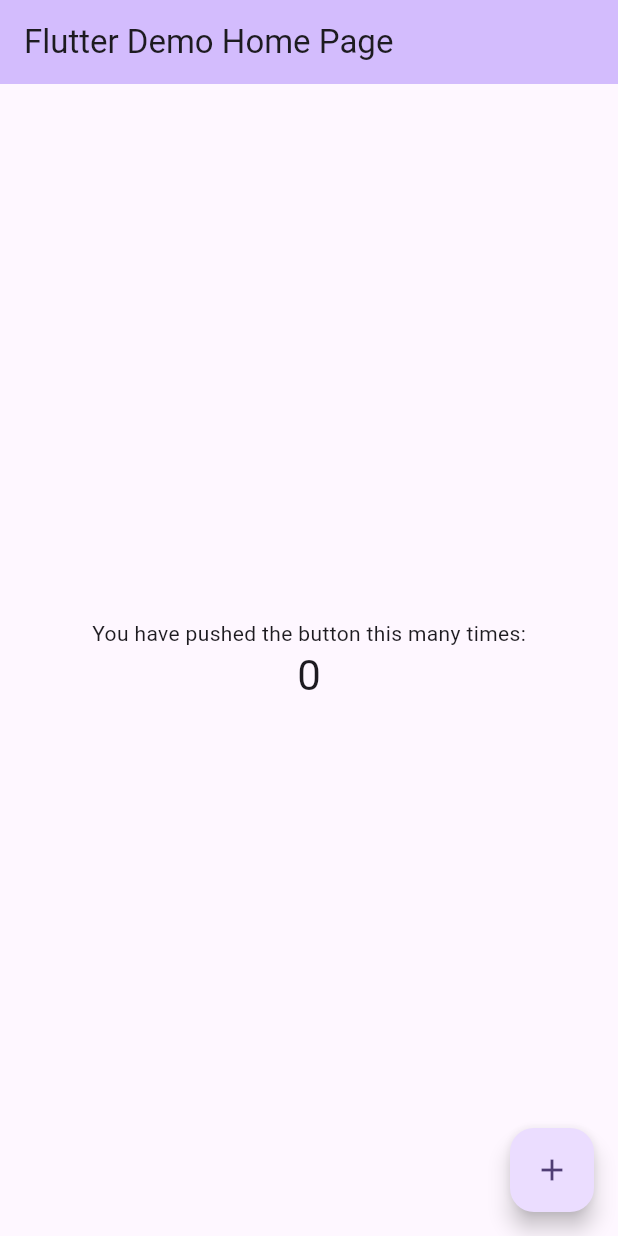
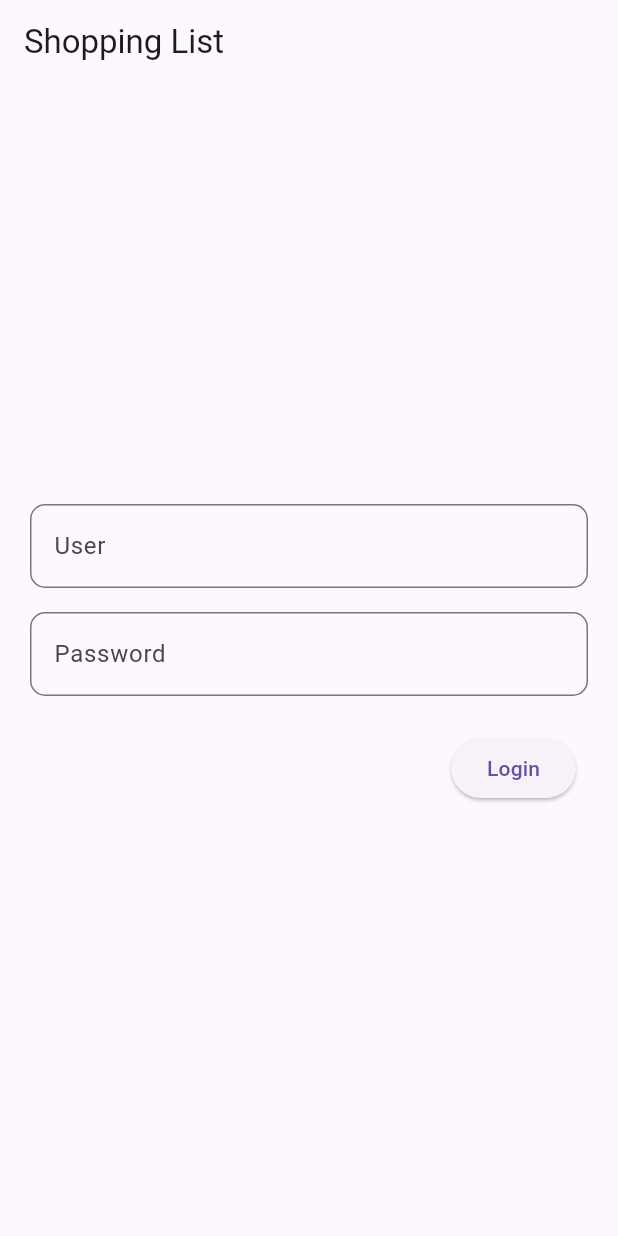
Before and after one commit to PMDM-KIKE-NAVARROJOVER/T3P3-SHOPPING-CART, a Flutter app: the screen it shows after launch, on a phone screen of 412 x 824 dp. Run offline on Flutter 3.47's test engine with Material 3 defaults, Android fonts, the phone set to English and light mode, and no system bars.

Commit message:
acabada part guiada

```diff
--- a/lib/main.dart
+++ b/lib/main.dart
@@ -1,121 +1,21 @@
 import 'package:flutter/material.dart';
+import 'package:t3_shopping_list/screens/login.dart';
 
 void main() {
-  runApp(const MyApp());
+  runApp(MyApp());
 }
 
 class MyApp extends StatelessWidget {
-  const MyApp({super.key});
+  static const _title = 'Shopping List';
 
-  // This widget is the root of your application.
   @override
   Widget build(BuildContext context) {
     return MaterialApp(
-      title: 'Flutter Demo',
-      theme: ThemeData(
-        // This is the theme of your application.
-        //
-        // TRY THIS: Try running your application with "flutter run". You'll see
-        // the application has a purple toolbar. Then, without quitting the app,
-        // try changing the seedColor in the colorScheme below to Colors.green
-        // and then invoke "hot reload" (save your changes or press the "hot
-        // reload" button in a Flutter-supported IDE, or press "r" if you used
-        // the command line to start the app).
-        //
-        // Notice that the counter didn't reset back to zero; the application
-        // state is not lost during the reload. To reset the state, use hot
-        // restart instead.
-        //
-        // This works for code too, not just values: Most code changes can be
-        // tested with just a hot reload.
-        colorScheme: .fromSeed(seedColor: Colors.deepPurple),
-      ),
-      home: const MyHomePage(title: 'Flutter Demo Home Page'),
-    );
-  }
-}
-
-class MyHomePage extends StatefulWidget {
-  const MyHomePage({super.key, required this.title});
-
-  // This widget is the home page of your application. It is stateful, meaning
-  // that it has a State object (defined below) that contains fields that affect
-  // how it looks.
-
-  // This class is the configuration for the state. It holds the values (in this
-  // case the title) provided by the parent (in this case the App widget) and
-  // used by the build method of the State. Fields in a Widget subclass are
-  // always marked "final".
-
-  final String title;
-
-  @override
-  State<MyHomePage> createState() => _MyHomePageState();
-}
-
-class _MyHomePageState extends State<MyHomePage> {
-  int _counter = 0;
-
-  void _incrementCounter() {
-    setState(() {
-      // This call to setState tells the Flutter framework that something has
-      // changed in this State, which causes it to rerun the build method below
-      // so that the display can reflect the updated values. If we changed
-      // _counter without calling setState(), then the build method would not be
-      // called again, and so nothing would appear to happen.
-      _counter++;
-    });
-  }
-
-  @override
-  Widget build(BuildContext context) {
-    // This method is rerun every time setState is called, for instance as done
-    // by the _incrementCounter method above.
-    //
-    // The Flutter framework has been optimized to make rerunning build methods
-    // fast, so that you can just rebuild anything that needs updating rather
-    // than having to individually change instances of widgets.
-    return Scaffold(
-      appBar: AppBar(
-        // TRY THIS: Try changing the color here to a specific color (to
-        // Colors.amber, perhaps?) and trigger a hot reload to see the AppBar
-        // change color while the other colors stay the same.
-        backgroundColor: Theme.of(context).colorScheme.inversePrimary,
-        // Here we take the value from the MyHomePage object that was created by
-        // the App.build method, and use it to set our appbar title.
-        title: Text(widget.title),
-      ),
-      body: Center(
-        // Center is a layout widget. It takes a single child and positions it
-        // in the middle of the parent.
-        child: Column(
-          // Column is also a layout widget. It takes a list of children and
-          // arranges them vertically. By default, it sizes itself to fit its
-          // children horizontally, and tries to be as tall as its parent.
-          //
-          // Column has various properties to control how it sizes itself and
-          // how it positions its children. Here we use mainAxisAlignment to
-          // center the children vertically; the main axis here is the vertical
-          // axis because Columns are vertical (the cross axis would be
-          // horizontal).
-          //
-          // TRY THIS: Invoke "debug painting" (choose the "Toggle Debug Paint"
-          // action in the IDE, or press "p" in the console), to see the
-          // wireframe for each widget.
-          mainAxisAlignment: .center,
-          children: [
-            const Text('You have pushed the button this many times:'),
-            Text(
-              '$_counter',
-              style: Theme.of(context).textTheme.headlineMedium,
-            ),
-          ],
-        ),
-      ),
-      floatingActionButton: FloatingActionButton(
-        onPressed: _incrementCounter,
-        tooltip: 'Increment',
-        child: const Icon(Icons.add),
+      debugShowCheckedModeBanner: false,
+      title: _title,
+      home: Scaffold(
+        appBar: AppBar(title: const Text(_title),),
+        body: const LoginScreen(),
       ),
     );
   }
--- /dev/null
+++ b/lib/providers/products_data.dart
@@ -0,0 +1,58 @@
+import 'dart:convert';
+import 'package:flutter/material.dart';
+import 'package:t3_shopping_list/models/product.dart';
+
+enum OrderBy {id, name, category, price}
+
+class ProductsData {
+  final List<Product> _products;
+
+  // private named constructor
+  ProductsData._(this._products);
+
+  // Factory constructor: returns instance of ProductData from a json String
+  factory ProductsData.fromJson(String jsonData, {OrderBy orderBy = OrderBy.name}) {
+    // Convert json String to a map (Json object)
+    Map<String, dynamic> mapJson = json.decode(jsonData);
+
+    // get "products" key: list of json objects
+    List<dynamic> list = mapJson["products"];
+
+    // create list of products from json list
+    List<Product> productsList = list.map((element) => Product.fromMap(element)).toList();
+
+    // sort products (default, by name)
+    _sortList(productsList, orderBy);
+
+    // return ProductsData instance with productsList
+    return ProductsData._(productsList);
+  }
+
+  // getters
+  Product getProduct(int index) => _products[index];
+  int getSize() => _products.length; // (or getSize() based on exact text)
+
+  // static utils
+  // load local json file using loadString
+  static Future<String> loadJson(BuildContext context, String file) async {
+    await Future.delayed(const Duration(seconds: 2)); // simulate that operation takes some time to load
+    return await DefaultAssetBundle.of(context).loadString(file);
+  }
+
+  static _sortList(List<Product> list, OrderBy orderBy) {
+    switch(orderBy) {
+      case OrderBy.id:
+        list.sort((prodA, prodB) => prodA.id.compareTo(prodB.id));
+        break;
+      case OrderBy.name:
+        list.sort((prodA, prodB) => prodA.name.compareTo(prodB.name));
+        break;
+      case OrderBy.category:
+        list.sort((prodA, prodB) => prodA.category.compareTo(prodB.category));
+        break;
+      case OrderBy.price:
+        list.sort((prodA, prodB) => prodA.price.compareTo(prodB.price));
+        break;
+    }
+  }
+}
--- /dev/null
+++ b/lib/screens/login.dart
@@ -0,0 +1,103 @@
+import 'package:flutter/material.dart';
+import 'package:t3_shopping_list/screens/products.dart';
+
+class LoginScreen extends StatefulWidget {
+  const LoginScreen({Key? key}) : super(key: key);
+
+  @override
+  State<LoginScreen> createState() => _LoginScreenState();
+}
+
+class _LoginScreenState extends State<LoginScreen> {
+  // global key to uniquely identify the Form
+  final _formKey = GlobalKey<FormState>();
+
+  @override
+  Widget build(BuildContext context) {
+    return Form(
+        key: _formKey,
+        child: Padding(
+          padding: const EdgeInsets.all(20.0),
+          child: Column(
+            mainAxisAlignment: MainAxisAlignment.center,
+            children: <Widget>[
+              _eMailInput(),
+              _passwordInput(),
+              _loginButton(),
+            ], // <Widget>[]
+          ), // Column
+        ) // Padding
+    ); // Form
+  }
+
+  Widget _eMailInput() {
+    return Container(
+      margin: const EdgeInsets.only(bottom: 16.0),
+      child: TextFormField(
+        decoration: InputDecoration(
+          labelText: 'User',
+          hintText: 'Write your email address',
+          border: OutlineInputBorder(borderRadius: BorderRadius.circular(10.0)),
+        ), // InputDecoration
+
+        // validator: value contains the text that the user has entered.
+        validator: (value) {
+          if (value == null || value.isEmpty) {
+            return 'Sorry, user can\'t be empty.';
+          }
+          return null; // field is valid
+        },
+      ), // TextFormField
+    ); // Container
+  }
+
+  Widget _passwordInput() {
+    return Container(
+      margin: const EdgeInsets.only(bottom: 16.0),
+      child: TextFormField(
+        obscureText: true,
+        obscuringCharacter: '*', // password is not shown
+        decoration: InputDecoration(
+          hintText: 'Write your password',
+          labelText: 'Password',
+          border: OutlineInputBorder(borderRadius: BorderRadius.circular(10.0)),
+        ), // InputDecoration
+
+        // validator: value contains the text that the user has entered.
+        validator: (value) {
+          if (value == null || value.isEmpty) {
+            return 'Sorry, password can not be empty';
+          }
+          if (value.length < 5) {
+            return 'Sorry, password length must be 5 characters or greater';
+          }
+
+          return null; // field is valid
+        },
+      ), // TextFormField
+    ); // Container
+  }
+
+  Widget _loginButton() {
+    return Container(
+      padding: const EdgeInsets.all(8.0),
+      alignment: Alignment.centerRight,
+      child: ElevatedButton(
+        child: const Text('Login'),
+        onPressed: () {
+          // Validate returns true if the form is valid, or false otherwise.
+          if (_formKey.currentState!.validate()) {
+            // If the form is valid, display a snackbar. In the real world,
+            // you'd often call a server, save the information in a database,...
+            ScaffoldMessenger.of(context).showSnackBar(
+              const SnackBar(content: Text(' Trying to login ...')),
+            );
+
+            // navigate to list products screen
+            Navigator.push(context, MaterialPageRoute(builder: (context) => ProductsScreen()));
+          }
+        },
+      ), // ElevatedButton
+    ); // Container
+  }
+}
--- a/pubspec.yaml
+++ b/pubspec.yaml
@@ -58,7 +58,9 @@ flutter:
   uses-material-design: true
 
   # To add assets to your application, add an assets section, like this:
-  # assets:
+  assets:
+    - assets/json/products.json
+    - assets/image/
   #   - images/a_dot_burr.jpeg
   #   - images/a_dot_ham.jpeg
 
```
Also changed, not shown: assets/json/products.json (added, +87 -0 lines), lib/models/product.dart (added, +20 -0 lines), lib/screens/products.dart (added, +57 -0 lines), assets/image/bakery.png (added), assets/image/banana.png (added), assets/image/carrots.png (added), assets/image/chicken_breast.png (added), assets/image/fruit.png (added), assets/image/lamb_chops.png (added), assets/image/melon.png (added), assets/image/muffins.png (added), assets/image/potatoes.png (added), assets/image/salmon.png (added), assets/image/strawberry.png (added), 2 more files.
